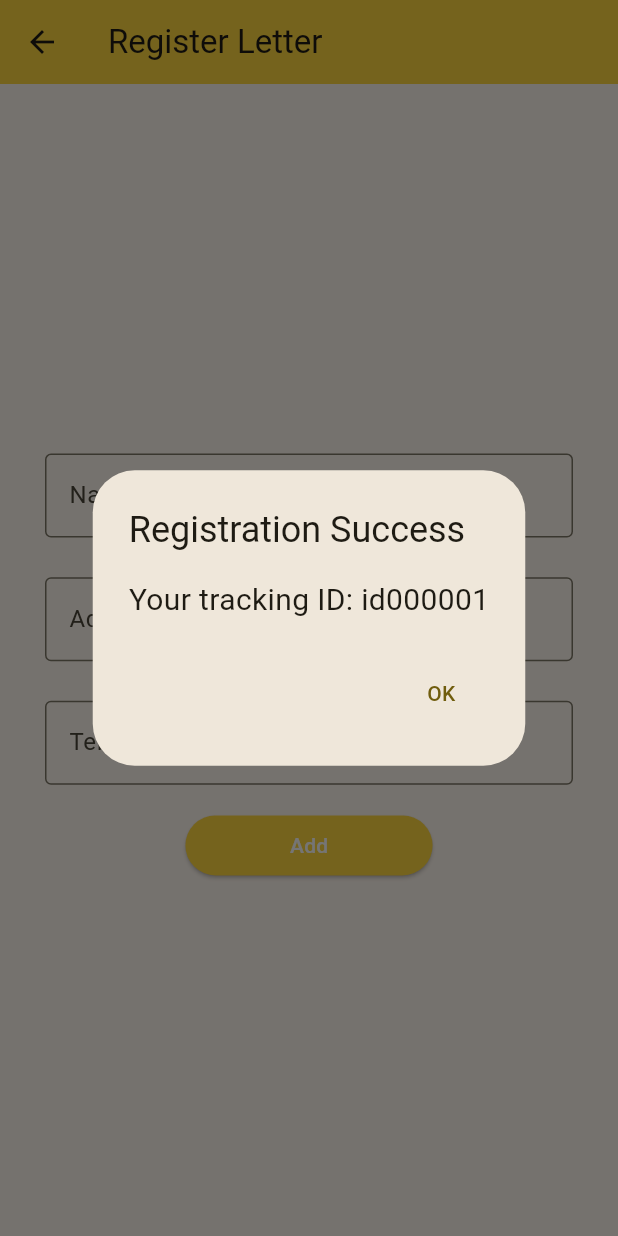
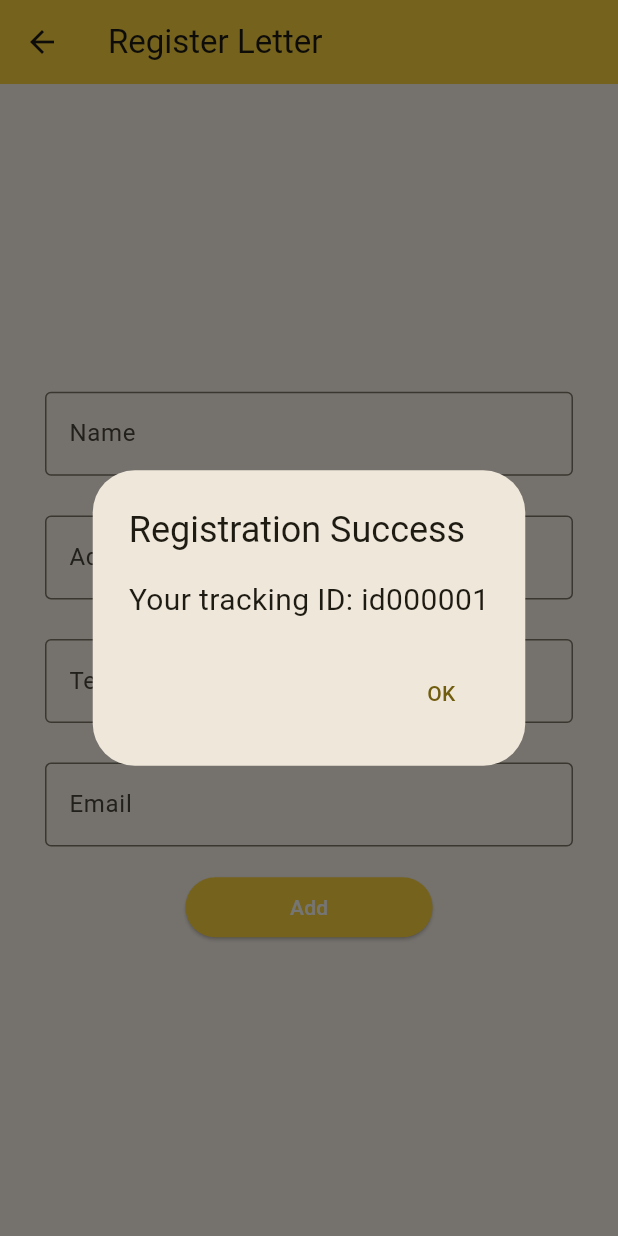
Before and after one commit to lakshan1910/Post-Office-SMS-Alert-System, a Flutter app: the RegisterLetter screen opened directly, after a tap on "Add", on a phone screen of 412 x 824 dp. Run offline on Flutter 3.47's test engine with Material 2 defaults, Android fonts, the phone set to English and light mode, and no system bars; our stand-ins replace cloud_firestore, firebase_auth, firebase_core, firebase_messaging; accounts and stored records are empty; network calls fail.

Commit message:
email part completed

```diff
--- a/lib/screens/Authentication/signup.dart
+++ b/lib/screens/Authentication/signup.dart
@@ -41,7 +41,8 @@ class _SignupPageState extends State<SignupPage> {
         address: _address.text,
         telephoneNo: _telephone.text,
         userId: uid,
-        name: _name.text);
+        name: _name.text,
+        email: _email.text);
 
     final docRef = db
         .collection("Users")
@@ -147,7 +148,7 @@ class _SignupPageState extends State<SignupPage> {
                 )),
             Container(
               alignment: Alignment.center,
-              width: MediaQuery.of(context).size.width * 0.6,
+              width: MediaQuery.of(context).size.width * 0.7,
               child: Row(
                 mainAxisAlignment: MainAxisAlignment.spaceEvenly,
                 children: [
--- a/lib/screens/alldetails.dart
+++ b/lib/screens/alldetails.dart
@@ -44,7 +44,7 @@ class _AllDetailsState extends State<AllDetails> {
                       Padding(
                         padding: const EdgeInsets.all(8.0),
                         child: SizedBox(
-                          height: MediaQuery.of(context).size.height * 0.3,
+                          height: MediaQuery.of(context).size.height * 0.2,
                           width: MediaQuery.of(context).size.width * 0.7,
                           child: const Image(
                               image: AssetImage('assets/images/man.png')),
--- a/lib/screens/models/letterModel.dart
+++ b/lib/screens/models/letterModel.dart
@@ -7,6 +7,7 @@ class LetterModel {
   final String? receivername;
   final String? status;
   final String? trackingID;
+  final String? receiverEmail;
 
   LetterModel(
       {this.senderuserId,
@@ -14,7 +15,8 @@ class LetterModel {
       this.receivertelephoneNo,
       this.receivername,
       this.status,
-      this.trackingID});
+      this.trackingID,
+      this.receiverEmail});
 
   factory LetterModel.fromFirestore(
     DocumentSnapshot<Map<String, dynamic>> snapshot,
@@ -27,7 +29,8 @@ class LetterModel {
         receiveraddress: data?['receiveraddress'],
         receivertelephoneNo: data?['receivertelephoneNo'],
         receivername: data?['receivername'],
-        trackingID: data?['trackingID']);
+        trackingID: data?['trackingID'],
+        receiverEmail: data?['receiverEmail']);
   }
 
   Map<String, dynamic> toFirestore() {
@@ -39,6 +42,7 @@ class LetterModel {
         "receivertelephoneNo": receivertelephoneNo,
       if (receivername != null) "receivername": receivername,
       if (trackingID != null) "trackingID": trackingID,
+      if (receiverEmail != null) "receiverEmail": receiverEmail,
     };
   }
 }
--- a/lib/screens/models/userModel.dart
+++ b/lib/screens/models/userModel.dart
@@ -5,8 +5,10 @@ class UserModel {
   final String? address;
   final String? telephoneNo;
   final String? name;
+  final String? email;
 
-  UserModel({this.userId, this.address, this.telephoneNo, this.name});
+  UserModel(
+      {this.userId, this.address, this.telephoneNo, this.name, this.email});
 
   factory UserModel.fromFirestore(
     DocumentSnapshot<Map<String, dynamic>> snapshot,
@@ -17,7 +19,8 @@ class UserModel {
         userId: data?['userId'],
         address: data?['address'],
         telephoneNo: data?['telephoneNo'],
-        name: data?['name']);
+        name: data?['name'],
+        email: data?['email']);
   }
 
   Map<String, dynamic> toFirestore() {
@@ -26,6 +29,7 @@ class UserModel {
       if (address != null) "address": address,
       if (telephoneNo != null) "telephoneNo": telephoneNo,
       if (name != null) "name": name,
+      if (email != null) "email": email,
     };
   }
 }
--- a/lib/screens/registerletter.dart
+++ b/lib/screens/registerletter.dart
@@ -14,6 +14,7 @@ class _RegisterLetterState extends State<RegisterLetter> {
   final TextEditingController _name = TextEditingController();
   final TextEditingController _address = TextEditingController();
   final TextEditingController _telephone = TextEditingController();
+  final TextEditingController _email = TextEditingController();
   final FirebaseFirestore db = FirebaseFirestore.instance;
   final user = FirebaseAuth.instance.currentUser;
 
@@ -55,7 +56,8 @@ class _RegisterLetterState extends State<RegisterLetter> {
         receivertelephoneNo: _telephone.text,
         senderuserId: uid,
         receivername: _name.text,
-        status: "Pending");
+        status: "Pending",
+        receiverEmail: _email.text);
 
     final docRef = db
         .collection("Letters")
@@ -68,23 +70,17 @@ class _RegisterLetterState extends State<RegisterLetter> {
 
     await docRef.set(_letter);
 
-    model.LetterModel _letterUpdate =
-        model.LetterModel(trackingID: docRef.id.toString());
-
-    final docRef2 = db
-        .collection("Letters")
-        .withConverter(
-          fromFirestore: model.LetterModel.fromFirestore,
-          toFirestore: (model.LetterModel letter, options) =>
-              letter.toFirestore(),
-        )
-        .doc(docRef.id.toString());
-
-    await docRef2.set(_letterUpdate);
+    db
+        .collection('Letters')
+        .doc(docRef.id.toString())
+        .update({'trackingID': docRef.id.toString()})
+        .then((value) => print(" Updated"))
+        .catchError((error) => print("Failed to update : $error"));
 
     _name.clear();
     _address.clear();
     _telephone.clear();
+    _email.clear();
 
     showAlertDialog(context, docRef.id.toString());
   }
@@ -136,6 +132,17 @@ class _RegisterLetterState extends State<RegisterLetter> {
                     labelText: 'Telephone Number',
                   ),
                 )),
+            Container(
+                alignment: Alignment.topCenter,
+                height: MediaQuery.of(context).size.height * 0.1,
+                padding: const EdgeInsets.all(10),
+                child: TextField(
+                  controller: _email,
+                  decoration: const InputDecoration(
+                    border: OutlineInputBorder(),
+                    labelText: 'Email',
+                  ),
+                )),
             SizedBox(
               width: MediaQuery.of(context).size.width * 0.4,
               child: ElevatedButton(
--- a/pubspec.yaml
+++ b/pubspec.yaml
@@ -41,6 +41,8 @@ dependencies:
   firebase_auth: ^4.12.1
   provider: ^6.1.1
   cloud_firestore: ^4.13.1
+  firebase_messaging: ^14.7.5
+  http: ^1.1.0
 
 
 dev_dependencies:
```
Also changed, not shown: lib/main.dart (+11 -0 lines), lib/screens/letterDetails.dart (+78 -5 lines), pubspec.lock, 1 other file.
